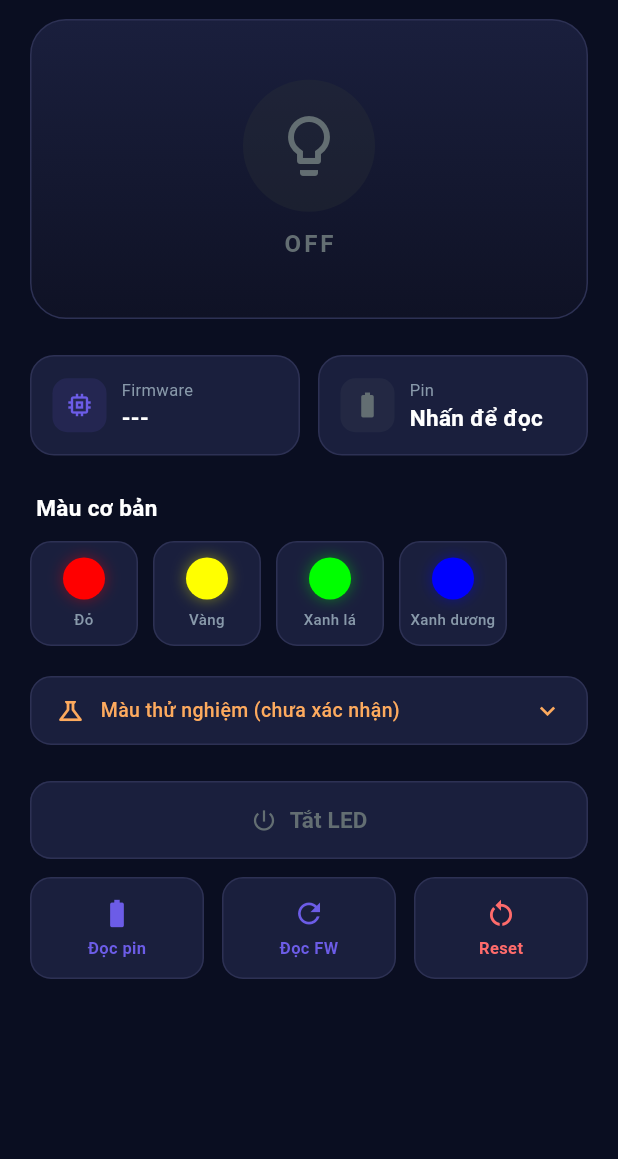
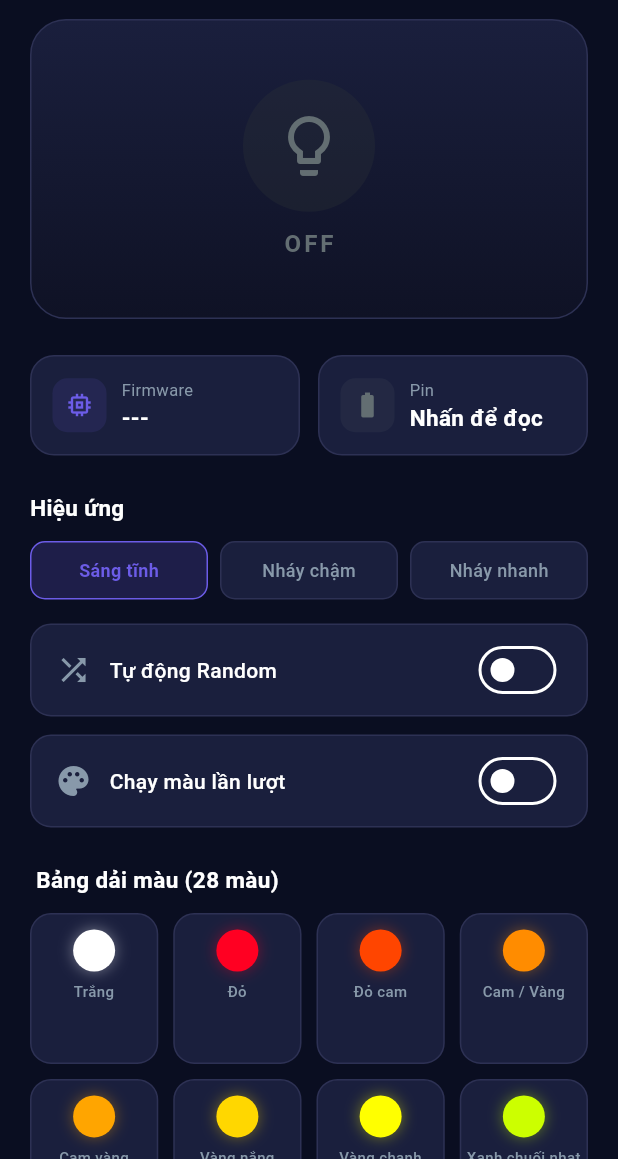
Before and after one commit to nhaattrieeu/repo, a Flutter app: the ControlScreen screen opened directly with empty values, on a phone screen of 412 x 824 dp, the part 77-1236 px from its top. Run offline on Flutter 3.47's test engine with Material 3 defaults, Android fonts, the phone set to English and light mode, and no system bars; our stand-ins replace flutter_blue_plus, permission_handler.

Commit message:
Refactor UI with 28 colors, add random/sequential blink effects, fix double pop navigation issue

```diff
--- a/lib/constants/ble_constants.dart
+++ b/lib/constants/ble_constants.dart
@@ -30,41 +30,3 @@ class BleConstants {
   static const Duration commandDelay = Duration(milliseconds: 300);
   static const int maxRetryCount = 3;
 }
-
-/// Predefined colors extracted from the original APK
-class LightstickColor {
-  final int id;
-  final String name;
-  final Color color;
-  final IconData? icon;
-
-  const LightstickColor({
-    required this.id,
-    required this.name,
-    required this.color,
-    this.icon,
-  });
-
-  /// 4 known colors from original code
-  static const List<LightstickColor> knownColors = [
-    LightstickColor(id: 1, name: 'Đỏ', color: Color(0xFFFF0000)),
-    LightstickColor(id: 3, name: 'Vàng', color: Color(0xFFFFFF00)),
-    LightstickColor(id: 10, name: 'Xanh lá', color: Color(0xFF00FF00)),
-    LightstickColor(id: 20, name: 'Xanh dương', color: Color(0xFF0000FF)),
-  ];
-
-  /// Extra color IDs to experiment with
-  static const List<LightstickColor> experimentalColors = [
-    LightstickColor(id: 0, name: 'ID 0', color: Color(0xFF808080)),
-    LightstickColor(id: 2, name: 'ID 2', color: Color(0xFFFF8800)),
-    LightstickColor(id: 4, name: 'ID 4', color: Color(0xFFFF00FF)),
-    LightstickColor(id: 5, name: 'ID 5', color: Color(0xFF00FFFF)),
-    LightstickColor(id: 6, name: 'ID 6', color: Color(0xFFFF44AA)),
-    LightstickColor(id: 7, name: 'ID 7', color: Color(0xFFAA44FF)),
-    LightstickColor(id: 8, name: 'ID 8', color: Color(0xFF44FFAA)),
-    LightstickColor(id: 9, name: 'ID 9', color: Color(0xFFAAAA00)),
-    LightstickColor(id: 15, name: 'ID 15', color: Color(0xFFFF6600)),
-    LightstickColor(id: 25, name: 'ID 25', color: Color(0xFF6600FF)),
-    LightstickColor(id: 30, name: 'ID 30', color: Color(0xFF00FF66)),
-  ];
-}
--- a/lib/main.dart
+++ b/lib/main.dart
@@ -20,7 +20,7 @@ class LightstickApp extends StatelessWidget {
   @override
   Widget build(BuildContext context) {
     return MaterialApp(
-      title: 'Light Stick Controller',
+      title: 'Make Color',
       debugShowCheckedModeBanner: false,
       theme: ThemeData(
         brightness: Brightness.dark,
--- /dev/null
+++ b/lib/models/lightstick_color.dart
@@ -0,0 +1,41 @@
+import 'package:flutter/material.dart';
+
+class LightstickColor {
+  final int id;
+  final Color color;
+  final String name;
+  final String description;
+
+  const LightstickColor(this.id, this.color, this.name, this.description);
+}
+
+const List<LightstickColor> wannaOneColors = [
+  LightstickColor(0x00, Color(0xFFFFFFFF), "Trắng", "Điểm bắt đầu dải màu"),
+  LightstickColor(0x01, Color(0xFFFF0022), "Đỏ", "Màu đỏ tươi pha ánh hồng"),
+  LightstickColor(0x02, Color(0xFFFF4500), "Đỏ cam", "Đỏ pha chút ánh cam đậm"),
+  LightstickColor(0x03, Color(0xFFFF8C00), "Cam / Vàng", "Màu cam ấm"),
+  LightstickColor(0x04, Color(0xFFFFA500), "Cam vàng", "Màu cam sáng thiên vàng"),
+  LightstickColor(0x05, Color(0xFFFFD700), "Vàng nắng", "Màu vàng ấm áp"),
+  LightstickColor(0x06, Color(0xFFFFFF00), "Vàng chanh", "Màu vàng nguyên bản"),
+  LightstickColor(0x07, Color(0xFFCCFF00), "Xanh chuối nhạt", "Vàng chanh pha chút ánh lục"),
+  LightstickColor(0x08, Color(0xFF99FF00), "Xanh lá mạ", "Xanh lục nhạt sáng (Lime Green)"),
+  LightstickColor(0x09, Color(0xFF33FF33), "Xanh lục nhạt", "Xanh lá cây nhạt"),
+  LightstickColor(0x0A, Color(0xFF00FF00), "Xanh lá cây", "Màu xanh lá chuẩn"),
+  LightstickColor(0x0B, Color(0xFF00CC44), "Xanh lá đậm", "Xanh lục bảo (Emerald)"),
+  LightstickColor(0x0C, Color(0xFF00B894), "Xanh lục ngọc", "Xanh ngọc lục bảo (Teal)"),
+  LightstickColor(0x0D, Color(0xFF00FFCC), "Xanh bạc hà", "Xanh Mint"),
+  LightstickColor(0x0E, Color(0xFF00F0FF), "Xanh lam lục nhạt", "Màu xanh nước biển nhạt pha lục"),
+  LightstickColor(0x0F, Color(0xFF00FFFF), "Xanh lục lam", "Màu Cyan sáng"),
+  LightstickColor(0x10, Color(0xFF00D2FF), "Xanh ngọc lam", "Màu Turquoise"),
+  LightstickColor(0x11, Color(0xFF00A2FF), "Xanh da trời nhạt", "Màu xanh da trời nhạt dịu"),
+  LightstickColor(0x12, Color(0xFF0080FF), "Xanh da trời", "Sky Blue"),
+  LightstickColor(0x13, Color(0xFF0040FF), "Xanh lam trung tính", "Xanh dương pha sáng"),
+  LightstickColor(0x14, Color(0xFF0000FF), "Xanh dương", "Màu xanh dương chuẩn"),
+  LightstickColor(0x15, Color(0xFF1A00FF), "Xanh dương đậm", "Royal Blue"),
+  LightstickColor(0x16, Color(0xFF4B00FF), "Xanh chàm", "Indigo (Xanh dương pha ánh tím)"),
+  LightstickColor(0x17, Color(0xFF8000FF), "Hồng nhạt", "Tím Lavender"),
+  LightstickColor(0x18, Color(0xFFB300FF), "Tím", "Purple"),
+  LightstickColor(0x19, Color(0xFFE600FF), "Tím đậm", "Violet"),
+  LightstickColor(0x1A, Color(0xFFFF00E6), "Tím hồng", "Màu Magenta"),
+  LightstickColor(0x1B, Color(0xFFFF0099), "Hồng sen / Hồng đậm", "Màu Hot Pink"),
+];
--- a/lib/screens/control_screen.dart
+++ b/lib/screens/control_screen.dart
@@ -1,6 +1,7 @@
 import 'dart:math';
 import 'package:flutter/material.dart';
 import '../constants/ble_constants.dart';
+import '../models/lightstick_color.dart';
 import '../services/ble_service.dart';
 
 class ControlScreen extends StatefulWidget {
@@ -15,7 +16,6 @@ class _ControlScreenState extends State<ControlScreen>
     with TickerProviderStateMixin {
   late AnimationController _glowController;
   late AnimationController _colorChangeController;
-  bool _showExperimental = false;
   int? _testingColorId;
 
   BleService get ble => widget.bleService;
@@ -56,14 +56,14 @@ class _ControlScreenState extends State<ControlScreen>
 
   Future<void> _onColorTap(LightstickColor lc) async {
     setState(() => _testingColorId = lc.id);
-    await ble.sendLedOn(lc.id);
+    ble.setStaticColor(lc.id);
     _colorChangeController.forward(from: 0);
     await Future.delayed(const Duration(milliseconds: 200));
     if (mounted) setState(() => _testingColorId = null);
   }
 
-  Future<void> _onLedOff() async {
-    await ble.sendLedOff();
+  void _onLedOff() {
+    ble.turnOffAll();
     _colorChangeController.forward(from: 0);
   }
 
@@ -71,11 +71,7 @@ class _ControlScreenState extends State<ControlScreen>
     if (!ble.isLedOn || ble.currentColorId < 0) {
       return const Color(0xFF2D3436);
     }
-    // Try to find in known colors
-    for (final c in LightstickColor.knownColors) {
-      if (c.id == ble.currentColorId) return c.color;
-    }
-    for (final c in LightstickColor.experimentalColors) {
+    for (final c in wannaOneColors) {
       if (c.id == ble.currentColorId) return c.color;
     }
     return const Color(0xFFDFE6E9);
@@ -99,21 +95,9 @@ class _ControlScreenState extends State<ControlScreen>
                     const SizedBox(height: 24),
                     _buildInfoCards(),
                     const SizedBox(height: 24),
-                    _buildColorSection(
-                      'Màu cơ bản',
-                      LightstickColor.knownColors,
-                      true,
-                    ),
-                    const SizedBox(height: 20),
-                    _buildExperimentalToggle(),
-                    if (_showExperimental) ...[
-                      const SizedBox(height: 16),
-                      _buildColorSection(
-                        'Thử nghiệm',
-                        LightstickColor.experimentalColors,
-                        false,
-                      ),
-                    ],
+                    _buildEffectControls(),
+                    const SizedBox(height: 24),
+                    _buildColorSection(),
                     const SizedBox(height: 24),
                     _buildActionButtons(),
                     const SizedBox(height: 32),
@@ -399,47 +383,151 @@ class _ControlScreenState extends State<ControlScreen>
 
   // ==================== COLOR SECTION ====================
 
-  Widget _buildColorSection(
-      String title, List<LightstickColor> colors, bool isKnown) {
+  // ==================== EFFECTS SECTION ====================
+
+  Widget _buildEffectControls() {
     return Column(
       crossAxisAlignment: CrossAxisAlignment.start,
       children: [
-        Padding(
-          padding: const EdgeInsets.only(left: 4, bottom: 12),
-          child: Row(
-            children: [
-              Text(
-                title,
-                style: const TextStyle(
+        const Text(
+          'Hiệu ứng',
+          style: TextStyle(
             color: Colors.white,
             fontSize: 15,
             fontWeight: FontWeight.w700,
           ),
         ),
-              if (!isKnown)
-                Container(
-                  margin: const EdgeInsets.only(left: 8),
-                  padding: const EdgeInsets.symmetric(horizontal: 8, vertical: 2),
-                  decoration: BoxDecoration(
-                    color: const Color(0xFFFDAA5E).withValues(alpha: 0.15),
-                    borderRadius: BorderRadius.circular(8),
+        const SizedBox(height: 12),
+        Row(
+          children: [
+            Expanded(
+              child: GestureDetector(
+                onTap: () => ble.setBlinkSpeed(0),
+                child: _buildEffectButton('Sáng tĩnh', ble.blinkSpeedMs == 0),
               ),
-                  child: const Text(
-                    'Chưa xác nhận',
-                    style: TextStyle(
-                      color: Color(0xFFFDAA5E),
-                      fontSize: 10,
-                      fontWeight: FontWeight.w600,
             ),
+            const SizedBox(width: 8),
+            Expanded(
+              child: GestureDetector(
+                onTap: () => ble.setBlinkSpeed(500),
+                child: _buildEffectButton('Nháy chậm', ble.blinkSpeedMs == 500),
+              ),
+            ),
+            const SizedBox(width: 8),
+            Expanded(
+              child: GestureDetector(
+                onTap: () => ble.setBlinkSpeed(150),
+                child: _buildEffectButton('Nháy nhanh', ble.blinkSpeedMs == 150),
               ),
             ),
           ],
         ),
+        const SizedBox(height: 16),
+        // Random toggle
+        Container(
+          padding: const EdgeInsets.symmetric(horizontal: 16, vertical: 6),
+          decoration: BoxDecoration(
+            borderRadius: BorderRadius.circular(14),
+            color: const Color(0xFF1A1F3D),
+            border: Border.all(
+              color: ble.isAutoRandom ? const Color(0xFF00B894) : const Color(0xFF2D3154),
             ),
-        Wrap(
-          spacing: 10,
-          runSpacing: 10,
-          children: colors.map((lc) => _buildColorButton(lc)).toList(),
+          ),
+          child: Row(
+            children: [
+              Icon(Icons.shuffle, color: ble.isAutoRandom ? const Color(0xFF00B894) : const Color(0xFF8899AA)),
+              const SizedBox(width: 12),
+              const Expanded(
+                child: Text('Tự động Random', style: TextStyle(color: Colors.white, fontWeight: FontWeight.w500)),
+              ),
+              Switch(
+                value: ble.isAutoRandom,
+                onChanged: (val) => ble.setAutoRandom(val),
+                activeColor: const Color(0xFF00B894),
+              ),
+            ],
+          ),
+        ),
+        const SizedBox(height: 12),
+        // Sequential cycle toggle
+        Container(
+          padding: const EdgeInsets.symmetric(horizontal: 16, vertical: 6),
+          decoration: BoxDecoration(
+            borderRadius: BorderRadius.circular(14),
+            color: const Color(0xFF1A1F3D),
+            border: Border.all(
+              color: ble.isSequentialCycle ? const Color(0xFF00B894) : const Color(0xFF2D3154),
+            ),
+          ),
+          child: Row(
+            children: [
+              Icon(Icons.palette, color: ble.isSequentialCycle ? const Color(0xFF00B894) : const Color(0xFF8899AA)),
+              const SizedBox(width: 12),
+              const Expanded(
+                child: Text('Chạy màu lần lượt', style: TextStyle(color: Colors.white, fontWeight: FontWeight.w500)),
+              ),
+              Switch(
+                value: ble.isSequentialCycle,
+                onChanged: (val) => ble.setSequentialCycle(val),
+                activeColor: const Color(0xFF00B894),
+              ),
+            ],
+          ),
+        ),
+      ],
+    );
+  }
+
+  Widget _buildEffectButton(String label, bool isActive) {
+    return Container(
+      padding: const EdgeInsets.symmetric(vertical: 10),
+      decoration: BoxDecoration(
+        color: isActive ? const Color(0xFF6C5CE7).withValues(alpha: 0.2) : const Color(0xFF1A1F3D),
+        borderRadius: BorderRadius.circular(10),
+        border: Border.all(color: isActive ? const Color(0xFF6C5CE7) : const Color(0xFF2D3154)),
+      ),
+      alignment: Alignment.center,
+      child: Text(
+        label,
+        style: TextStyle(
+          color: isActive ? const Color(0xFF6C5CE7) : const Color(0xFF8899AA),
+          fontSize: 12,
+          fontWeight: isActive ? FontWeight.w600 : FontWeight.w500,
+        ),
+      ),
+    );
+  }
+
+  // ==================== COLOR SECTION ====================
+
+  Widget _buildColorSection() {
+    return Column(
+      crossAxisAlignment: CrossAxisAlignment.start,
+      children: [
+        const Padding(
+          padding: EdgeInsets.only(left: 4, bottom: 12),
+          child: Text(
+            'Bảng dải màu (28 màu)',
+            style: TextStyle(
+              color: Colors.white,
+              fontSize: 15,
+              fontWeight: FontWeight.w700,
+            ),
+          ),
+        ),
+        GridView.builder(
+          physics: const NeverScrollableScrollPhysics(),
+          shrinkWrap: true,
+          gridDelegate: const SliverGridDelegateWithFixedCrossAxisCount(
+            crossAxisCount: 4,
+            childAspectRatio: 0.85,
+            crossAxisSpacing: 10,
+            mainAxisSpacing: 10,
+          ),
+          itemCount: wannaOneColors.length,
+          itemBuilder: (context, index) {
+            return _buildColorButton(wannaOneColors[index]);
+          },
         ),
       ],
     );
@@ -511,53 +599,6 @@ class _ControlScreenState extends State<ControlScreen>
     );
   }
 
-  // ==================== EXPERIMENTAL TOGGLE ====================
-
-  Widget _buildExperimentalToggle() {
-    return GestureDetector(
-      onTap: () => setState(() => _showExperimental = !_showExperimental),
-      child: Container(
-        padding: const EdgeInsets.symmetric(horizontal: 16, vertical: 12),
-        decoration: BoxDecoration(
-          borderRadius: BorderRadius.circular(14),
-          color: const Color(0xFF1A1F3D),
-          border: Border.all(color: const Color(0xFF2D3154)),
-        ),
-        child: Row(
-          children: [
-            Icon(
-              _showExperimental
-                  ? Icons.science
-                  : Icons.science_outlined,
-              color: const Color(0xFFFDAA5E),
-              size: 20,
-            ),
-            const SizedBox(width: 10),
-            const Expanded(
-              child: Text(
-                'Màu thử nghiệm (chưa xác nhận)',
-                style: TextStyle(
-                  color: Color(0xFFFDAA5E),
-                  fontSize: 13,
-                  fontWeight: FontWeight.w500,
-                ),
-              ),
-            ),
-            AnimatedRotation(
-              turns: _showExperimental ? 0.5 : 0.0,
-              duration: const Duration(milliseconds: 200),
-              child: const Icon(
-                Icons.keyboard_arrow_down,
-                color: Color(0xFFFDAA5E),
-                size: 20,
-              ),
-            ),
-          ],
-        ),
-      ),
-    );
-  }
-
   // ==================== ACTION BUTTONS ====================
 
   Widget _buildActionButtons() {
@@ -608,71 +649,38 @@ class _ControlScreenState extends State<ControlScreen>
           ),
         ),
         const SizedBox(height: 12),
-        // Secondary buttons row
-        Row(
-          children: [
-            Expanded(
-              child: _buildSecondaryButton(
-                icon: Icons.battery_std,
-                label: 'Đọc pin',
-                onTap: () => ble.requestBattery(),
+        SizedBox(
+          width: double.infinity,
+          height: 52,
+          child: ElevatedButton(
+            onPressed: ble.isConnected ? () => _showResetConfirm() : null,
+            style: ElevatedButton.styleFrom(
+              backgroundColor: Colors.transparent,
+              disabledBackgroundColor: const Color(0xFF1A1F3D),
+              shadowColor: Colors.transparent,
+              shape: RoundedRectangleBorder(
+                borderRadius: BorderRadius.circular(14),
+                side: const BorderSide(color: Color(0xFF2D3154)),
               ),
             ),
-            const SizedBox(width: 12),
-            Expanded(
-              child: _buildSecondaryButton(
-                icon: Icons.refresh,
-                label: 'Đọc FW',
-                onTap: () => ble.requestFirmwareVersion(),
-              ),
-            ),
-            const SizedBox(width: 12),
-            Expanded(
-              child: _buildSecondaryButton(
-                icon: Icons.restart_alt,
-                label: 'Reset',
-                onTap: () => _showResetConfirm(),
-                isDestructive: true,
-              ),
-            ),
-          ],
-        ),
-      ],
-    );
-  }
-
-  Widget _buildSecondaryButton({
-    required IconData icon,
-    required String label,
-    required VoidCallback onTap,
-    bool isDestructive = false,
-  }) {
-    final color =
-        isDestructive ? const Color(0xFFFF6B6B) : const Color(0xFF6C5CE7);
-    return GestureDetector(
-      onTap: ble.isConnected ? onTap : null,
-      child: Container(
-        padding: const EdgeInsets.symmetric(vertical: 12),
-        decoration: BoxDecoration(
-          borderRadius: BorderRadius.circular(14),
-          color: const Color(0xFF1A1F3D),
-          border: Border.all(color: const Color(0xFF2D3154)),
-        ),
-        child: Column(
+            child: const Row(
+              mainAxisSize: MainAxisSize.min,
               children: [
-            Icon(icon, color: color, size: 22),
-            const SizedBox(height: 4),
+                Icon(Icons.restart_alt, color: Color(0xFFFF6B6B)),
+                SizedBox(width: 8),
                 Text(
-              label,
+                  'Reset',
                   style: TextStyle(
-                color: color,
-                fontSize: 11,
+                    color: Color(0xFFFF6B6B),
+                    fontSize: 15,
                     fontWeight: FontWeight.w600,
                   ),
                 ),
               ],
             ),
           ),
+        ),
+      ],
     );
   }
 
```
Also changed, not shown: lib/services/ble_service.dart (+196 -7 lines). Lines whose indentation alone changed are shown as unchanged.
